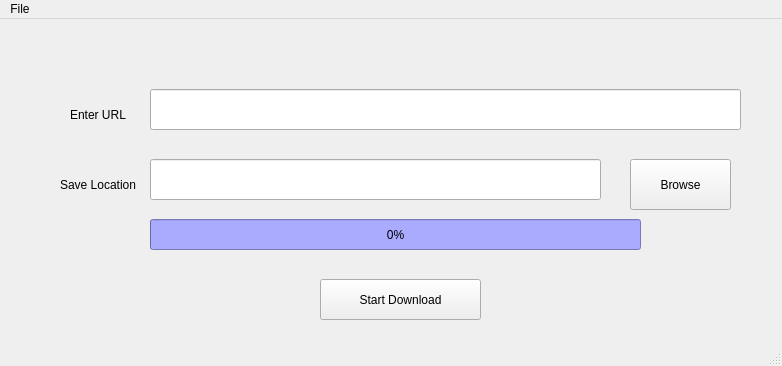
First picture: the form in main.ui, repository rafaelsaidbc/download_manager, before the edit.
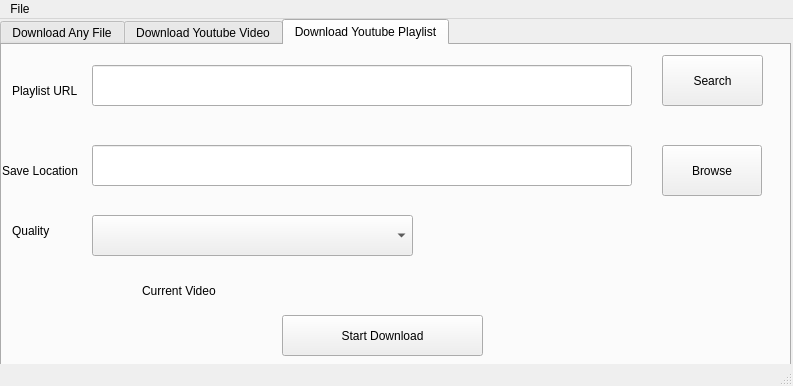
Second picture: the form after the edit.

Commit message: Programa funcionando.

Patch:
```diff
--- a/main.ui
+++ b/main.ui
@@ -6,111 +6,381 @@
    <rect>
     <x>0</x>
     <y>0</y>
-    <width>782</width>
-    <height>366</height>
+       <width>793</width>
+       <height>386</height>
    </rect>
   </property>
   <property name="windowTitle">
    <string>MainWindow</string>
   </property>
   <widget class="QWidget" name="centralwidget">
-   <widget class="QPushButton" name="pushButton">
-    <property name="geometry">
-     <rect>
-      <x>320</x>
-      <y>260</y>
-      <width>161</width>
-      <height>41</height>
-     </rect>
-    </property>
-    <property name="toolTip">
-     <string>&lt;html&gt;&lt;head/&gt;&lt;body&gt;&lt;p&gt;Press to start download&lt;/p&gt;&lt;/body&gt;&lt;/html&gt;</string>
-    </property>
-    <property name="text">
-     <string>Start Download</string>
-    </property>
-   </widget>
-   <widget class="QLineEdit" name="lineEdit">
-    <property name="geometry">
-     <rect>
-      <x>150</x>
-      <y>70</y>
-      <width>591</width>
-      <height>41</height>
-     </rect>
-    </property>
-   </widget>
-   <widget class="QLineEdit" name="lineEdit_2">
-    <property name="geometry">
-     <rect>
-      <x>150</x>
-      <y>140</y>
-      <width>451</width>
-      <height>41</height>
-     </rect>
-    </property>
-   </widget>
-   <widget class="QLabel" name="label">
-    <property name="geometry">
-     <rect>
-      <x>70</x>
-      <y>70</y>
-      <width>121</width>
-      <height>51</height>
-     </rect>
-    </property>
-    <property name="text">
-     <string>Enter URL</string>
-    </property>
-   </widget>
-   <widget class="QLabel" name="label_2">
-    <property name="geometry">
-     <rect>
-      <x>60</x>
-      <y>140</y>
-      <width>121</width>
-      <height>51</height>
-     </rect>
-    </property>
-    <property name="text">
-     <string>Save Location</string>
-    </property>
-   </widget>
-   <widget class="QPushButton" name="pushButton_2">
-    <property name="geometry">
-     <rect>
-      <x>630</x>
-      <y>140</y>
-      <width>101</width>
-      <height>51</height>
-     </rect>
-    </property>
-    <property name="toolTip">
-     <string>&lt;html&gt;&lt;head/&gt;&lt;body&gt;&lt;p&gt;Change directory&lt;/p&gt;&lt;/body&gt;&lt;/html&gt;</string>
-    </property>
-    <property name="text">
-     <string>Browse</string>
-    </property>
-   </widget>
-   <widget class="QProgressBar" name="progressBar">
-    <property name="geometry">
-     <rect>
-      <x>150</x>
-      <y>200</y>
-      <width>491</width>
-      <height>31</height>
-     </rect>
-    </property>
-    <property name="styleSheet">
-     <string notr="true">QProgressBar{
-background-color: rgb(85,255,0);
-background-color: rgb(170,170,255);
+      <widget class="QTabWidget" name="tabWidget">
+          <property name="geometry">
+              <rect>
+                  <x>0</x>
+                  <y>0</y>
+                  <width>791</width>
+                  <height>351</height>
+              </rect>
+          </property>
+          <property name="currentIndex">
+              <number>2</number>
+          </property>
+          <widget class="QWidget" name="tab">
+              <attribute name="title">
+                  <string>Download Any File</string>
+              </attribute>
+              <widget class="QLineEdit" name="lineEdit_2">
+                  <property name="geometry">
+                      <rect>
+                          <x>120</x>
+                          <y>120</y>
+                          <width>451</width>
+                          <height>41</height>
+                      </rect>
+                  </property>
+              </widget>
+              <widget class="QLabel" name="label">
+                  <property name="geometry">
+                      <rect>
+                          <x>40</x>
+                          <y>50</y>
+                          <width>81</width>
+                          <height>51</height>
+                      </rect>
+                  </property>
+                  <property name="text">
+                      <string>Enter URL</string>
+                  </property>
+              </widget>
+              <widget class="QPushButton" name="pushButton">
+                  <property name="geometry">
+                      <rect>
+                          <x>290</x>
+                          <y>240</y>
+                          <width>161</width>
+                          <height>41</height>
+                      </rect>
+                  </property>
+                  <property name="toolTip">
+                      <string>&lt;html&gt;&lt;head/&gt;&lt;body&gt;&lt;p&gt;Press to start download&lt;/p&gt;&lt;/body&gt;&lt;/html&gt;</string>
+                  </property>
+                  <property name="text">
+                      <string>Start Download</string>
+                  </property>
+              </widget>
+              <widget class="QLineEdit" name="lineEdit">
+                  <property name="geometry">
+                      <rect>
+                          <x>120</x>
+                          <y>50</y>
+                          <width>591</width>
+                          <height>41</height>
+                      </rect>
+                  </property>
+              </widget>
+              <widget class="QProgressBar" name="progressBar">
+                  <property name="geometry">
+                      <rect>
+                          <x>120</x>
+                          <y>180</y>
+                          <width>491</width>
+                          <height>31</height>
+                      </rect>
+                  </property>
+                  <property name="styleSheet">
+                      <string notr="true">QProgressBar{
+                          background-color: rgb(85,255,0);
+                          background-color: rgb(170,170,255);
 
-}</string>
-    </property>
-    <property name="value">
-     <number>0</number>
-    </property>
+                          }
+                      </string>
+                  </property>
+                  <property name="value">
+                      <number>0</number>
+                  </property>
+              </widget>
+              <widget class="QLabel" name="label_2">
+                  <property name="geometry">
+                      <rect>
+                          <x>30</x>
+                          <y>120</y>
+                          <width>91</width>
+                          <height>51</height>
+                      </rect>
+                  </property>
+                  <property name="text">
+                      <string>Save Location</string>
+                  </property>
+              </widget>
+              <widget class="QPushButton" name="pushButton_2">
+                  <property name="geometry">
+                      <rect>
+                          <x>600</x>
+                          <y>120</y>
+                          <width>101</width>
+                          <height>51</height>
+                      </rect>
+                  </property>
+                  <property name="toolTip">
+                      <string>&lt;html&gt;&lt;head/&gt;&lt;body&gt;&lt;p&gt;Change directory&lt;/p&gt;&lt;/body&gt;&lt;/html&gt;</string>
+                  </property>
+                  <property name="text">
+                      <string>Browse</string>
+                  </property>
+              </widget>
+          </widget>
+          <widget class="QWidget" name="tab_2">
+              <attribute name="title">
+                  <string>Download Youtube Video</string>
+              </attribute>
+              <widget class="QLabel" name="label_3">
+                  <property name="geometry">
+                      <rect>
+                          <x>20</x>
+                          <y>50</y>
+                          <width>61</width>
+                          <height>51</height>
+                      </rect>
+                  </property>
+                  <property name="text">
+                      <string>Video URL</string>
+                  </property>
+              </widget>
+              <widget class="QLineEdit" name="lineEdit_3">
+                  <property name="geometry">
+                      <rect>
+                          <x>100</x>
+                          <y>50</y>
+                          <width>531</width>
+                          <height>41</height>
+                      </rect>
+                  </property>
+              </widget>
+              <widget class="QLabel" name="label_4">
+                  <property name="geometry">
+                      <rect>
+                          <x>10</x>
+                          <y>130</y>
+                          <width>91</width>
+                          <height>51</height>
+                      </rect>
+                  </property>
+                  <property name="text">
+                      <string>Save Location</string>
+                  </property>
+              </widget>
+              <widget class="QLineEdit" name="lineEdit_4">
+                  <property name="geometry">
+                      <rect>
+                          <x>100</x>
+                          <y>130</y>
+                          <width>531</width>
+                          <height>41</height>
+                      </rect>
+                  </property>
+              </widget>
+              <widget class="QPushButton" name="pushButton_3">
+                  <property name="geometry">
+                      <rect>
+                          <x>660</x>
+                          <y>130</y>
+                          <width>101</width>
+                          <height>51</height>
+                      </rect>
+                  </property>
+                  <property name="toolTip">
+                      <string>&lt;html&gt;&lt;head/&gt;&lt;body&gt;&lt;p&gt;Change directory&lt;/p&gt;&lt;/body&gt;&lt;/html&gt;</string>
+                  </property>
+                  <property name="text">
+                      <string>Browse</string>
+                  </property>
+              </widget>
+              <widget class="QLabel" name="label_5">
+                  <property name="geometry">
+                      <rect>
+                          <x>20</x>
+                          <y>200</y>
+                          <width>71</width>
+                          <height>31</height>
+                      </rect>
+                  </property>
+                  <property name="text">
+                      <string>Quality</string>
+                  </property>
+              </widget>
+              <widget class="QComboBox" name="comboBox">
+                  <property name="geometry">
+                      <rect>
+                          <x>100</x>
+                          <y>200</y>
+                          <width>451</width>
+                          <height>41</height>
+                      </rect>
+                  </property>
+              </widget>
+              <widget class="QPushButton" name="pushButton_4">
+                  <property name="geometry">
+                      <rect>
+                          <x>300</x>
+                          <y>260</y>
+                          <width>201</width>
+                          <height>41</height>
+                      </rect>
+                  </property>
+                  <property name="text">
+                      <string>Start Download</string>
+                  </property>
+              </widget>
+              <widget class="QPushButton" name="pushButton_7">
+                  <property name="geometry">
+                      <rect>
+                          <x>660</x>
+                          <y>40</y>
+                          <width>101</width>
+                          <height>51</height>
+                      </rect>
+                  </property>
+                  <property name="toolTip">
+                      <string>&lt;html&gt;&lt;head/&gt;&lt;body&gt;&lt;p&gt;Change directory&lt;/p&gt;&lt;/body&gt;&lt;/html&gt;</string>
+                  </property>
+                  <property name="text">
+                      <string>Search</string>
+                  </property>
+              </widget>
+          </widget>
+          <widget class="QWidget" name="tab_3">
+              <attribute name="title">
+                  <string>Download Youtube Playlist</string>
+              </attribute>
+              <widget class="QPushButton" name="pushButton_5">
+                  <property name="geometry">
+                      <rect>
+                          <x>660</x>
+                          <y>100</y>
+                          <width>100</width>
+                          <height>51</height>
+                      </rect>
+                  </property>
+                  <property name="toolTip">
+                      <string>&lt;html&gt;&lt;head/&gt;&lt;body&gt;&lt;p&gt;Change directory&lt;/p&gt;&lt;/body&gt;&lt;/html&gt;</string>
+                  </property>
+                  <property name="text">
+                      <string>Browse</string>
+                  </property>
+              </widget>
+              <widget class="QLabel" name="label_6">
+                  <property name="geometry">
+                      <rect>
+                          <x>10</x>
+                          <y>170</y>
+                          <width>71</width>
+                          <height>31</height>
+                      </rect>
+                  </property>
+                  <property name="text">
+                      <string>Quality</string>
+                  </property>
+              </widget>
+              <widget class="QComboBox" name="comboBox_2">
+                  <property name="geometry">
+                      <rect>
+                          <x>90</x>
+                          <y>170</y>
+                          <width>321</width>
+                          <height>41</height>
+                      </rect>
+                  </property>
+              </widget>
+              <widget class="QLabel" name="label_7">
+                  <property name="geometry">
+                      <rect>
+                          <x>0</x>
+                          <y>100</y>
+                          <width>91</width>
+                          <height>51</height>
+                      </rect>
+                  </property>
+                  <property name="text">
+                      <string>Save Location</string>
+                  </property>
+              </widget>
+              <widget class="QLabel" name="label_8">
+                  <property name="geometry">
+                      <rect>
+                          <x>10</x>
+                          <y>20</y>
+                          <width>71</width>
+                          <height>51</height>
+                      </rect>
+                  </property>
+                  <property name="text">
+                      <string>Playlist URL</string>
+                  </property>
+              </widget>
+              <widget class="QLineEdit" name="lineEdit_5">
+                  <property name="geometry">
+                      <rect>
+                          <x>90</x>
+                          <y>100</y>
+                          <width>540</width>
+                          <height>41</height>
+                      </rect>
+                  </property>
+              </widget>
+              <widget class="QLineEdit" name="lineEdit_6">
+                  <property name="geometry">
+                      <rect>
+                          <x>90</x>
+                          <y>20</y>
+                          <width>540</width>
+                          <height>41</height>
+                      </rect>
+                  </property>
+              </widget>
+              <widget class="QPushButton" name="pushButton_6">
+                  <property name="geometry">
+                      <rect>
+                          <x>280</x>
+                          <y>270</y>
+                          <width>201</width>
+                          <height>41</height>
+                      </rect>
+                  </property>
+                  <property name="text">
+                      <string>Start Download</string>
+                  </property>
+              </widget>
+              <widget class="QLabel" name="label_9">
+                  <property name="geometry">
+                      <rect>
+                          <x>140</x>
+                          <y>230</y>
+                          <width>281</width>
+                          <height>31</height>
+                      </rect>
+                  </property>
+                  <property name="text">
+                      <string>Current Video</string>
+                  </property>
+              </widget>
+              <widget class="QPushButton" name="pushButton_8">
+                  <property name="geometry">
+                      <rect>
+                          <x>660</x>
+                          <y>10</y>
+                          <width>101</width>
+                          <height>51</height>
+                      </rect>
+                  </property>
+                  <property name="toolTip">
+                      <string>&lt;html&gt;&lt;head/&gt;&lt;body&gt;&lt;p&gt;Change directory&lt;/p&gt;&lt;/body&gt;&lt;/html&gt;</string>
+                  </property>
+                  <property name="text">
+                      <string>Search</string>
+                  </property>
+              </widget>
+          </widget>
    </widget>
   </widget>
   <widget class="QMenuBar" name="menubar">
@@ -118,7 +388,7 @@
     <rect>
      <x>0</x>
      <y>0</y>
-     <width>782</width>
+        <width>793</width>
      <height>25</height>
     </rect>
    </property>
```
The commit also changes 1 other file.
